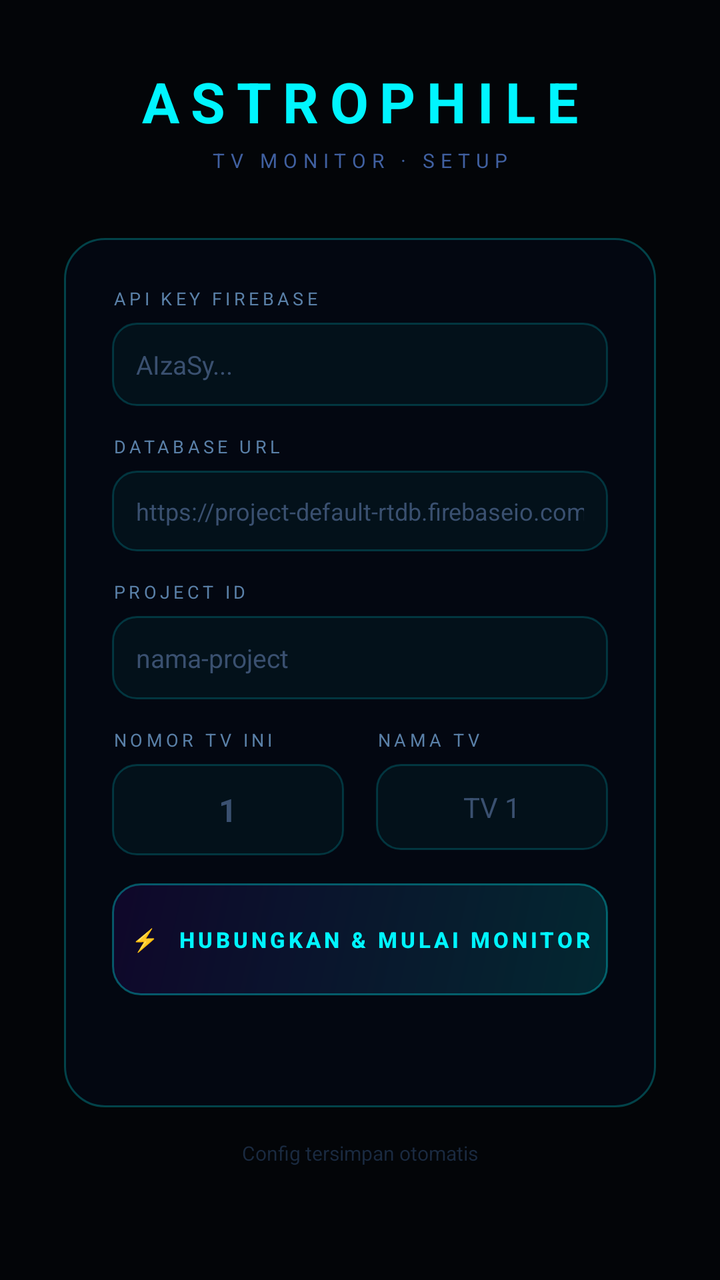
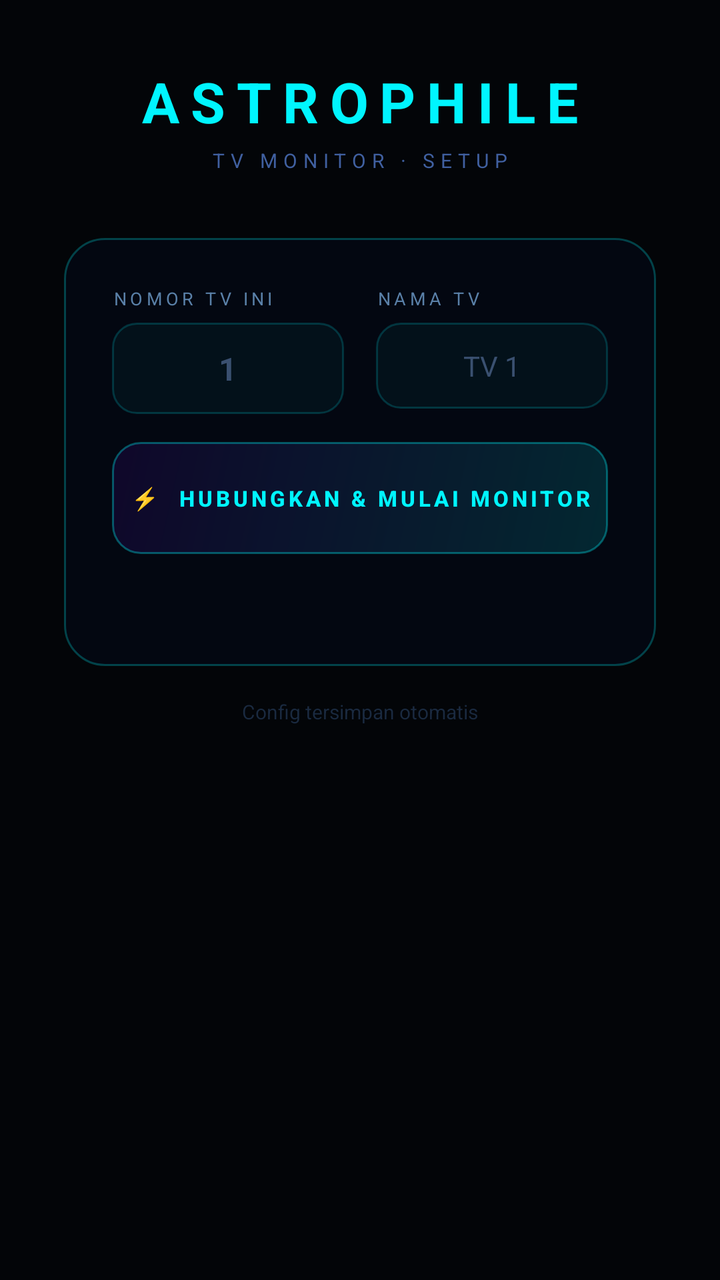

Two renders of the same Android screen: before a commit and after it. Below are the layout's source before the change and the commit's diff.
<!-- AndroidManifest.xml: application theme Theme.AppCompat.NoActionBar -->
<!-- res/layout/activity_setup.xml -->
<?xml version="1.0" encoding="utf-8"?>
<ScrollView xmlns:android="http://schemas.android.com/apk/res/android"
    android:layout_width="match_parent"
    android:layout_height="match_parent"
    android:background="#030508"
    android:padding="24dp">

    <LinearLayout
        android:layout_width="match_parent"
        android:layout_height="wrap_content"
        android:orientation="vertical"
        android:gravity="center_horizontal"
        android:padding="8dp">

        
        <TextView
            android:layout_width="wrap_content"
            android:layout_height="wrap_content"
            android:text="ASTROPHILE"
            android:textSize="28sp"
            android:textStyle="bold"
            android:textColor="#00f5ff"
            android:letterSpacing="0.2"
            android:layout_marginBottom="4dp"/>

        <TextView
            android:layout_width="wrap_content"
            android:layout_height="wrap_content"
            android:text="TV MONITOR · SETUP"
            android:textSize="10sp"
            android:textColor="#4060a0"
            android:letterSpacing="0.3"
            android:layout_marginBottom="32dp"/>

        
        <LinearLayout
            android:layout_width="match_parent"
            android:layout_height="wrap_content"
            android:orientation="vertical"
            android:background="@drawable/card_bg"
            android:padding="24dp"
            android:maxWidth="480dp">

            
            <TextView
                android:layout_width="wrap_content"
                android:layout_height="wrap_content"
                android:text="API KEY FIREBASE"
                android:textSize="9sp"
                android:textColor="#5a80a8"
                android:letterSpacing="0.2"
                android:layout_marginBottom="6dp"/>

            <EditText
                android:id="@+id/etApiKey"
                android:layout_width="match_parent"
                android:layout_height="wrap_content"
                android:hint="AIzaSy..."
                android:textColorHint="#3a5070"
                android:textColor="#e8f4ff"
                android:textSize="13sp"
                android:background="@drawable/input_bg"
                android:padding="12dp"
                android:layout_marginBottom="14dp"
                android:inputType="text"
                android:singleLine="true"/>

            
            <TextView
                android:layout_width="wrap_content"
                android:layout_height="wrap_content"
                android:text="DATABASE URL"
                android:textSize="9sp"
                android:textColor="#5a80a8"
                android:letterSpacing="0.2"
                android:layout_marginBottom="6dp"/>

            <EditText
                android:id="@+id/etDbUrl"
                android:layout_width="match_parent"
                android:layout_height="wrap_content"
                android:hint="https://project-default-rtdb.firebaseio.com"
                android:textColorHint="#3a5070"
                android:textColor="#e8f4ff"
                android:textSize="12sp"
                android:background="@drawable/input_bg"
                android:padding="12dp"
                android:layout_marginBottom="14dp"
                android:inputType="textUri"
                android:singleLine="true"/>

            
            <TextView
                android:layout_width="wrap_content"
                android:layout_height="wrap_content"
                android:text="PROJECT ID"
                android:textSize="9sp"
                android:textColor="#5a80a8"
                android:letterSpacing="0.2"
                android:layout_marginBottom="6dp"/>

            <EditText
                android:id="@+id/etProjectId"
                android:layout_width="match_parent"
                android:layout_height="wrap_content"
                android:hint="nama-project"
                android:textColorHint="#3a5070"
                android:textColor="#e8f4ff"
                android:textSize="13sp"
                android:background="@drawable/input_bg"
                android:padding="12dp"
                android:layout_marginBottom="14dp"
                android:inputType="text"
                android:singleLine="true"/>

            
            <LinearLayout
                android:layout_width="match_parent"
                android:layout_height="wrap_content"
                android:orientation="horizontal"
                android:layout_marginBottom="14dp">

                <LinearLayout
                    android:layout_width="0dp"
                    android:layout_height="wrap_content"
                    android:layout_weight="1"
                    android:orientation="vertical"
                    android:layout_marginEnd="8dp">

                    <TextView
                        android:layout_width="wrap_content"
                        android:layout_height="wrap_content"
                        android:text="NOMOR TV INI"
                        android:textSize="9sp"
                        android:textColor="#5a80a8"
                        android:letterSpacing="0.2"
                        android:layout_marginBottom="6dp"/>

                    <EditText
                        android:id="@+id/etTvNum"
                        android:layout_width="match_parent"
                        android:layout_height="wrap_content"
                        android:hint="1"
                        android:textColorHint="#3a5070"
                        android:textColor="#e8f4ff"
                        android:textSize="16sp"
                        android:textStyle="bold"
                        android:background="@drawable/input_bg"
                        android:padding="12dp"
                        android:gravity="center"
                        android:inputType="number"
                        android:singleLine="true"/>
                </LinearLayout>

                <LinearLayout
                    android:layout_width="0dp"
                    android:layout_height="wrap_content"
                    android:layout_weight="1"
                    android:orientation="vertical"
                    android:layout_marginStart="8dp">

                    <TextView
                        android:layout_width="wrap_content"
                        android:layout_height="wrap_content"
                        android:text="NAMA TV"
                        android:textSize="9sp"
                        android:textColor="#5a80a8"
                        android:letterSpacing="0.2"
                        android:layout_marginBottom="6dp"/>

                    <EditText
                        android:id="@+id/etTvName"
                        android:layout_width="match_parent"
                        android:layout_height="wrap_content"
                        android:hint="TV 1"
                        android:textColorHint="#3a5070"
                        android:textColor="#e8f4ff"
                        android:textSize="14sp"
                        android:background="@drawable/input_bg"
                        android:padding="12dp"
                        android:gravity="center"
                        android:inputType="text"
                        android:singleLine="true"/>
                </LinearLayout>
            </LinearLayout>

            
            <Button
                android:id="@+id/btnConnect"
                android:layout_width="match_parent"
                android:layout_height="56dp"
                android:text="⚡  HUBUNGKAN &amp; MULAI MONITOR"
                android:textColor="#00f5ff"
                android:textSize="11sp"
                android:textStyle="bold"
                android:letterSpacing="0.15"
                android:background="@drawable/btn_connect_bg"
                android:layout_marginBottom="12dp"/>

            
        <TextView
            android:id="@+id/tvDeviceInfo"
            android:layout_width="match_parent"
            android:layout_height="wrap_content"
            android:textSize="10sp"
            android:textColor="#336688"
            android:gravity="center"
            android:visibility="gone"/>
            <TextView
                android:id="@+id/tvStatus"
                android:layout_width="match_parent"
                android:layout_height="wrap_content"
                android:text=""
                android:textSize="12sp"
                android:textColor="#00ff88"
                android:gravity="center"
                android:minHeight="20dp"/>

        </LinearLayout>

        <TextView
            android:layout_width="wrap_content"
            android:layout_height="wrap_content"
            android:text="Config tersimpan otomatis"
            android:textSize="10sp"
            android:textColor="#1a2a40"
            android:layout_marginTop="16dp"/>

    </LinearLayout>
</ScrollView>
<!-- resources referenced by this layout -->
<resources>
  <!-- drawable btn_connect_bg (drawable) -->
  <?xml version="1.0" encoding="utf-8"?>
  <shape xmlns:android="http://schemas.android.com/apk/res/android"
      android:shape="rectangle">
      <gradient
          android:startColor="#2200f5ff"
          android:endColor="#1A7700ff"
          android:angle="135"/>
      <stroke android:width="1dp" android:color="#5500f5ff"/>
      <corners android:radius="14dp"/>
  </shape>
  <!-- drawable card_bg (drawable) -->
  <?xml version="1.0" encoding="utf-8"?>
  <shape xmlns:android="http://schemas.android.com/apk/res/android"
      android:shape="rectangle">
      <solid android:color="#EE040812"/>
      <stroke android:width="1dp" android:color="#4000f5ff"/>
      <corners android:radius="20dp"/>
  </shape>
  <!-- drawable input_bg (drawable) -->
  <?xml version="1.0" encoding="utf-8"?>
  <shape xmlns:android="http://schemas.android.com/apk/res/android"
      android:shape="rectangle">
      <solid android:color="#0A00f5ff"/>
      <stroke android:width="1dp" android:color="#2E00f5ff"/>
      <corners android:radius="12dp"/>
  </shape>
</resources>

<!-- the commit's change to res/layout/activity_setup.xml (unified diff, before → after) -->
@@ -43,75 +43,17 @@
 
             
             <TextView
-                android:layout_width="wrap_content"
-                android:layout_height="wrap_content"
-                android:text="API KEY FIREBASE"
-                android:textSize="9sp"
-                android:textColor="#5a80a8"
-                android:letterSpacing="0.2"
-                android:layout_marginBottom="6dp"/>
-
-            <EditText
-                android:id="@+id/etApiKey"
+                android:id="@+id/tvFbInfo"
                 android:layout_width="match_parent"
                 android:layout_height="wrap_content"
-                android:hint="AIzaSy..."
-                android:textColorHint="#3a5070"
-                android:textColor="#e8f4ff"
-                android:textSize="13sp"
-                android:background="@drawable/input_bg"
-                android:padding="12dp"
-                android:layout_marginBottom="14dp"
-                android:inputType="text"
-                android:singleLine="true"/>
-
-            
-            <TextView
-                android:layout_width="wrap_content"
-                android:layout_height="wrap_content"
-                android:text="DATABASE URL"
-                android:textSize="9sp"
-                android:textColor="#5a80a8"
-                android:letterSpacing="0.2"
-                android:layout_marginBottom="6dp"/>
-
-            <EditText
-                android:id="@+id/etDbUrl"
-                android:layout_width="match_parent"
-                android:layout_height="wrap_content"
-                android:hint="https://project-default-rtdb.firebaseio.com"
-                android:textColorHint="#3a5070"
-                android:textColor="#e8f4ff"
-                android:textSize="12sp"
-                android:background="@drawable/input_bg"
-                android:padding="12dp"
-                android:layout_marginBottom="14dp"
-                android:inputType="textUri"
-                android:singleLine="true"/>
-
-            
-            <TextView
-                android:layout_width="wrap_content"
-                android:layout_height="wrap_content"
-                android:text="PROJECT ID"
-                android:textSize="9sp"
-                android:textColor="#5a80a8"
-                android:letterSpacing="0.2"
-                android:layout_marginBottom="6dp"/>
-
-            <EditText
-                android:id="@+id/etProjectId"
-                android:layout_width="match_parent"
-                android:layout_height="wrap_content"
-                android:hint="nama-project"
-                android:textColorHint="#3a5070"
-                android:textColor="#e8f4ff"
-                android:textSize="13sp"
-                android:background="@drawable/input_bg"
-                android:padding="12dp"
-                android:layout_marginBottom="14dp"
-                android:inputType="text"
-                android:singleLine="true"/>
+                android:text=""
+                android:textSize="11sp"
+                android:textColor="#00f5ff"
+                android:background="#0a1e38"
+                android:padding="10dp"
+                android:layout_marginBottom="16dp"
+                android:visibility="gone"
+                android:gravity="center"/>
 
             
             <LinearLayout
